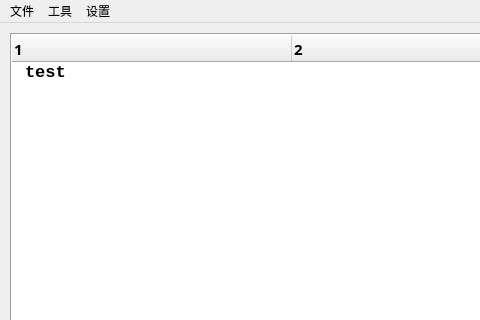
First picture: the form in Designer/tool.ui, repository Addision/ProtoTool, before the edit; both pictures show x 0 to 480 and y 0 to 320 of the 828 by 776 pixel window.
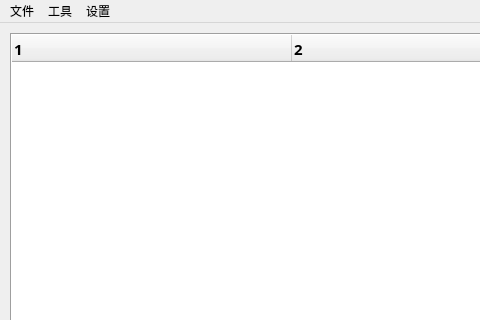
Second picture: the form after the edit.

```diff
--- a/Designer/tool.ui
+++ b/Designer/tool.ui
@@ -112,11 +112,6 @@
       </font>
      </property>
     </column>
-    <item>
-     <property name="text">
-      <string>test</string>
-     </property>
-    </item>
    </widget>
    <widget class="QFrame" name="FrameMsg">
     <property name="geometry">
```
